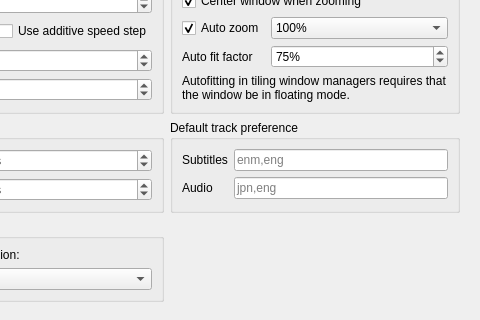
Old version of the form settingswindow.ui in the repository mpc-qt/mpc-qt; both pictures show x 416 to 896 and y 172 to 492 of the 896 by 605 pixel window.
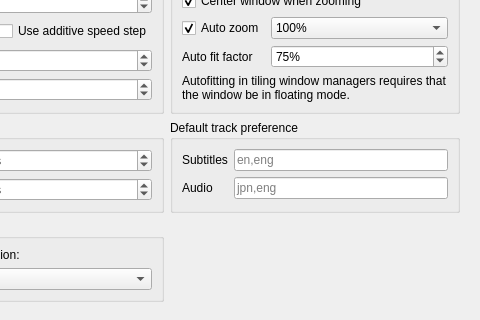
New version of the form. The open tabs and pages were chosen to show the change.

Commit message:
Fix typo in playbackSubtitleTracks
"enm" means Middle English "a form of the English language spoken after
the Norman conquest until the late 15th century".

The edit to the form file:
```diff
--- a/settingswindow.ui
+++ b/settingswindow.ui
@@ -1415,7 +1415,7 @@
               <item row="0" column="1">
                <widget class="QLineEdit" name="playbackSubtitleTracks">
                 <property name="placeholderText">
-                 <string notr="true">enm,eng</string>
+                 <string notr="true">en,eng</string>
                 </property>
                </widget>
               </item>
```
